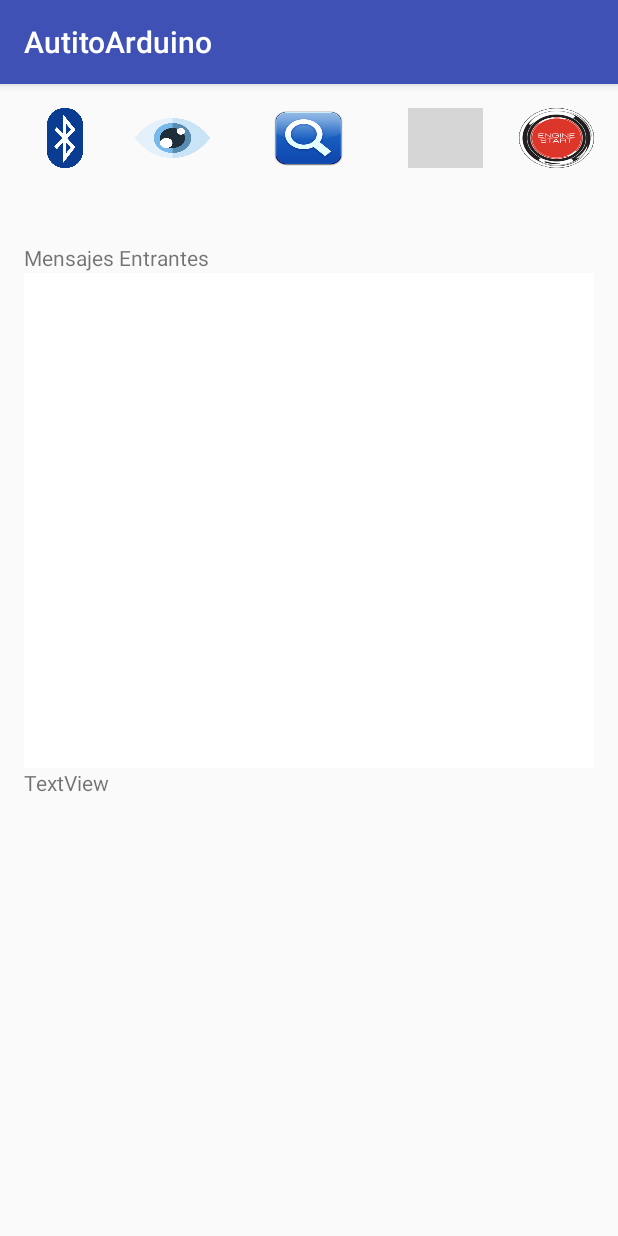
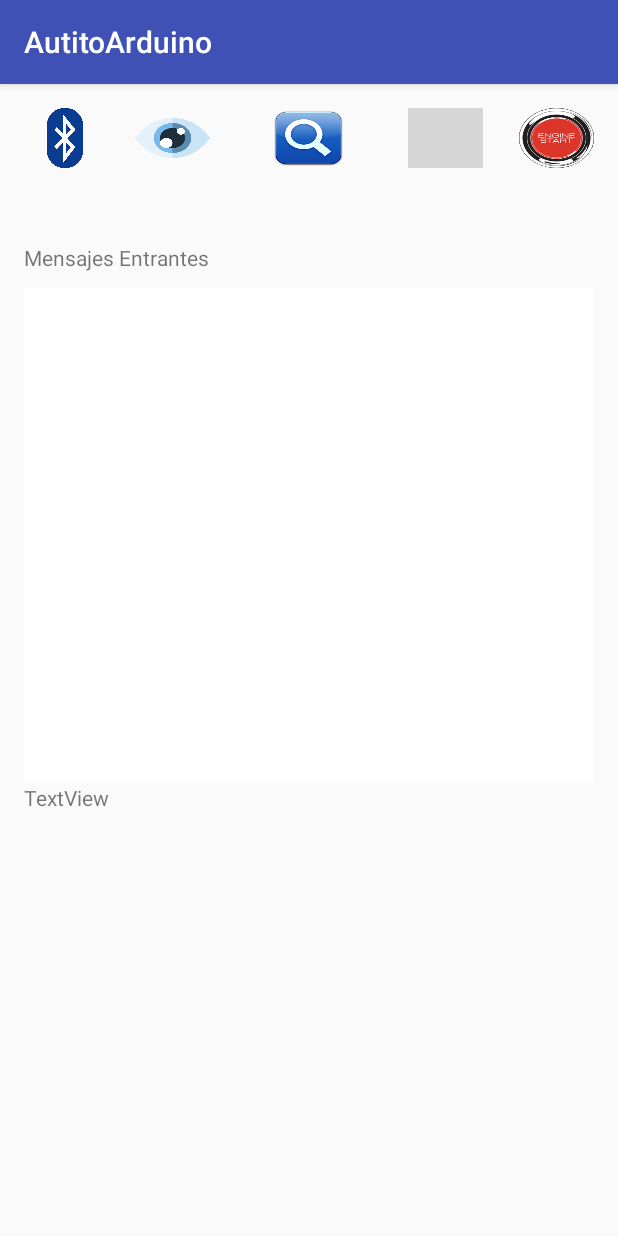
Before and after one commit to germangelv/SEAAR, an Android app: the screen it shows after launch (MainActivity), on a phone screen of 412 x 824 dp. Run offline under Robolectric (Android 15) with nearby library versions, the phone set to English and light mode, and no system bars; grey boxes are pictures that could not be loaded.

```diff
--- a/android/AutitoArduino/app/src/main/res/layout/activity_main.xml
+++ b/android/AutitoArduino/app/src/main/res/layout/activity_main.xml
@@ -171,7 +171,7 @@
     <TextView
         android:id="@+id/incomingMessage"
         android:layout_width="match_parent"
-        android:layout_height="20dp"
+        android:layout_height="30dp"
         android:layout_alignParentLeft="true"
         android:layout_alignParentStart="true"
         android:layout_below="@+id/lvNewDevices"
```
Also changed, not shown: android/AutitoArduino/app/src/main/java/com/example/juanpablo/autitoarduino/MainActivity.java (+8 -0 lines), 8 other files.
